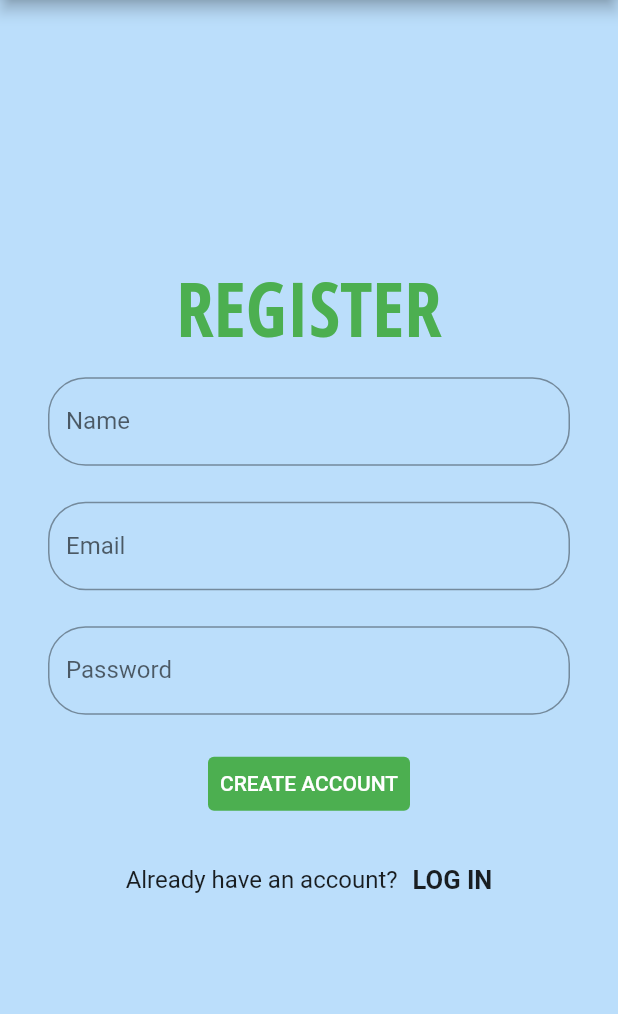
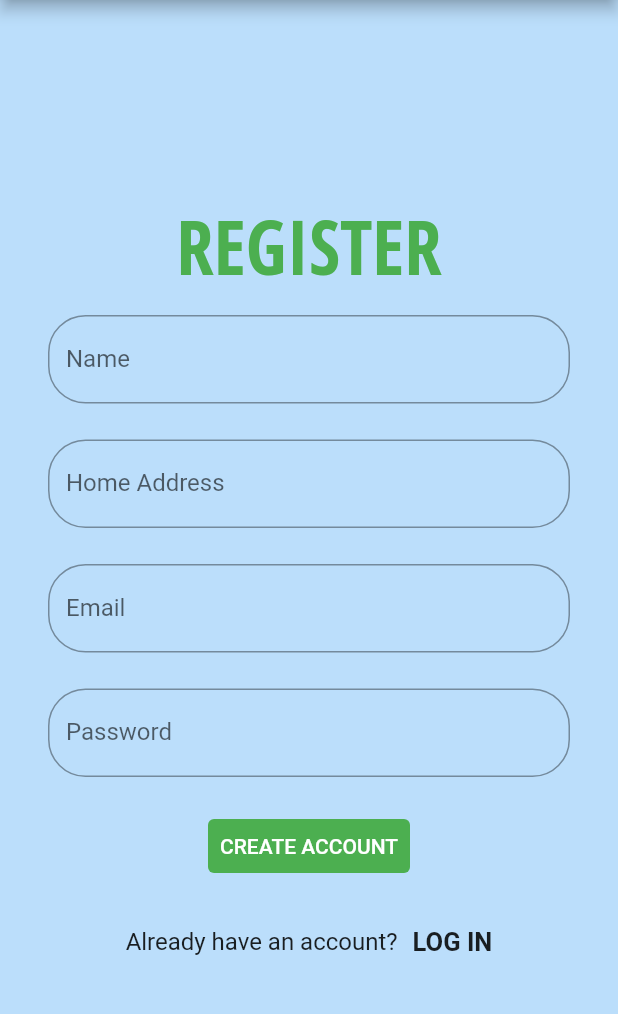
Before and after one commit to mdshadatrahman/mess_app, a Flutter app: the SignUpScreen screen opened directly, after a tap on "CREATE ACCOUNT", on a phone screen of 412 x 824 dp, the part 84-1098 px from its top. Run offline on Flutter 3.47's test engine with Material 2 defaults, Android fonts, the phone set to English and light mode, and no system bars; our stand-ins replace cloud_firestore, firebase_auth, firebase_core, get, google_fonts; accounts and stored records are empty; network calls fail.

Commit message:
address field added and functional

```diff
--- a/lib/Utilities/auth.dart
+++ b/lib/Utilities/auth.dart
@@ -1,8 +1,4 @@
 import 'package:firebase_auth/firebase_auth.dart';
-import 'package:flutter/material.dart';
-import 'package:mess_app/screens/home.dart';
-import 'package:mess_app/screens/login.dart';
-
 class Auth {
   final FirebaseAuth _auth = FirebaseAuth.instance;
 
--- a/lib/Utilities/storage_methods.dart
+++ b/lib/Utilities/storage_methods.dart
@@ -1,22 +1,38 @@
 import 'package:cloud_firestore/cloud_firestore.dart';
+import 'package:firebase_auth/firebase_auth.dart';
+import 'package:flutter/cupertino.dart';
 
 class Custom_storage {
   final String name;
   final String email;
-  Custom_storage({required this.name, required this.email});
+  final String address;
+  Custom_storage({required this.name, required this.email, required this.address});
 
-  final FirebaseFirestore _firestore = FirebaseFirestore.instance;
+  // final FirebaseFirestore _firestore = FirebaseFirestore.instance;
   CollectionReference users = FirebaseFirestore.instance.collection('users');
+  CollectionReference meals = FirebaseFirestore.instance.collection('meal');
+
+  // FirebaseAuth current = FirebaseAuth.instance;
 
 
-  Future<void> registerNewUser() async {
+  Future<void> registerNewUser(String currentUser) async {
     try{
-      await users.add({
+      await users.doc(currentUser).set({ //need to add userUID
         'name': name,
         'email' : email,
+        'address': address,
       });
     } catch(e){
       print(e);
     }
   }
+  Future<void> mealCounter(String currentUser) async{
+    try{
+      await meals.add({
+        'name': currentUser,
+      });
+    } catch (e){
+      print(e);
+    }
+  }
 }
--- a/lib/screens/signup.dart
+++ b/lib/screens/signup.dart
@@ -1,3 +1,4 @@
+import 'package:firebase_auth/firebase_auth.dart';
 import 'package:flutter/material.dart';
 import 'package:get/get.dart';
 import 'package:google_fonts/google_fonts.dart';
@@ -21,6 +22,7 @@ class _SignUpScreenState extends State<SignUpScreen> {
   final _emailController = TextEditingController();
   final _passwordController = TextEditingController();
   final _nameController = TextEditingController();
+  final _homeAddressController = TextEditingController();
 
   @override
   void dispose() {
@@ -28,6 +30,7 @@ class _SignUpScreenState extends State<SignUpScreen> {
     _emailController.dispose();
     _passwordController.dispose();
     _nameController.dispose();
+    _homeAddressController.dispose();
   }
 
   @override
@@ -57,6 +60,10 @@ class _SignUpScreenState extends State<SignUpScreen> {
                   textEditingController: _nameController,
                 ),
                 CustomTextInputField(
+                  label: 'Home Address',
+                  textEditingController: _homeAddressController,
+                ),
+                CustomTextInputField(
                   label: 'Email',
                   textEditingController: _emailController,
                 ),
@@ -73,10 +80,12 @@ class _SignUpScreenState extends State<SignUpScreen> {
                         _emailController.text,
                         _passwordController.text,
                       );
+                      User? user = FirebaseAuth.instance.currentUser;
                       await Custom_storage(
                         name: _nameController.text,
                         email: _emailController.text,
-                      ).registerNewUser();
+                        address: _homeAddressController.text,
+                      ).registerNewUser(user!.uid.toString());
 
                       if (signUpCondition == 'success') {
                         Get.off(() => const HomeScreen());
```
